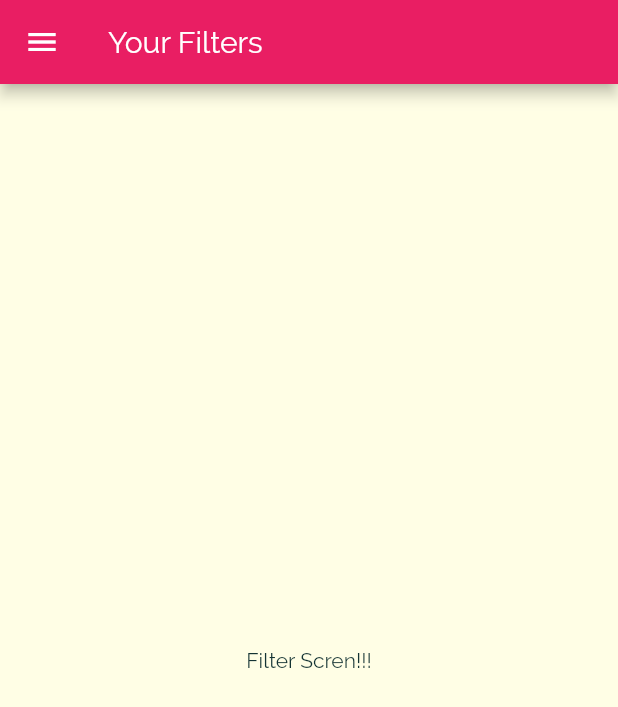
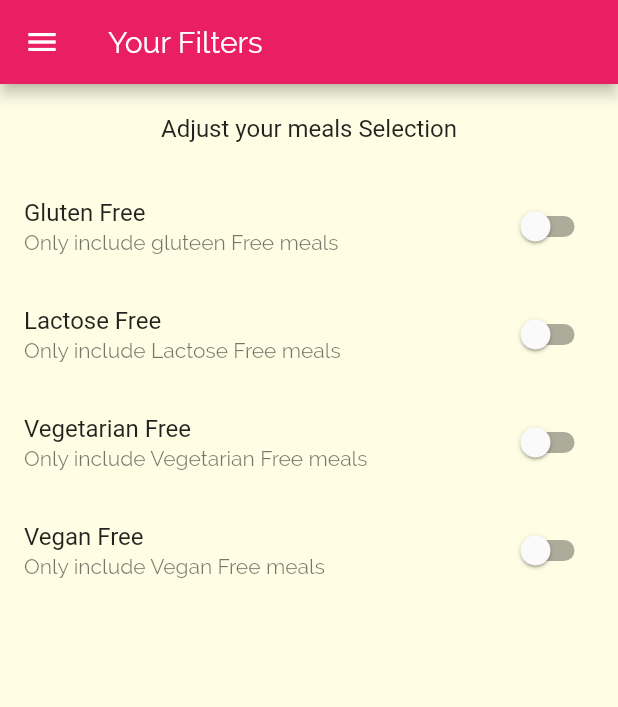
Before and after one commit to anandstephan/DishesApp, a Flutter app: the FiltersScreen screen opened by its route, on a phone screen of 412 x 824 dp. Shown: the top 707 px of the screen. Run offline on Flutter 3.47's test engine with Material 2 defaults, Android fonts, the phone set to English and light mode, and no system bars.

Commit message:
Adding Filter Screen

```diff
--- a/lib/screens/filter_screen.dart
+++ b/lib/screens/filter_screen.dart
@@ -1,14 +1,90 @@
 import 'package:flutter/material.dart';
 import 'package:mealsapp/widgets/main_drawer.dart';
 
-class FiltersScreen extends StatelessWidget {
+class FiltersScreen extends StatefulWidget {
   static const routeName = '/fiters';
+
+  @override
+  _FiltersScreenState createState() => _FiltersScreenState();
+}
+
+class _FiltersScreenState extends State<FiltersScreen> {
+  bool _glutenFree = false;
+  bool _vegetarian = false;
+  bool _vegan = false;
+  bool _lactoseFree = false;
+
+  Widget _buildSwitchListTile(String title, String description,
+      bool currenValue, Function updatedValue) {
+    return SwitchListTile(
+        value: currenValue,
+        title: Text(title),
+        subtitle: Text(description),
+        onChanged: updatedValue);
+  }
+
   @override
   Widget build(BuildContext context) {
     return Scaffold(
       appBar: AppBar(title: Text("Your Filters")),
-      body: Center(
-        child: Text("Filter Scren!!!"),
+      body: Column(
+        children: [
+          Container(
+            child: Text(
+              "Adjust your meals Selection",
+              style: Theme.of(context).textTheme.subtitle1,
+            ),
+            padding: EdgeInsets.all(20),
+          ),
+          Expanded(
+              child: Container(
+            child: ListView(
+              children: [
+                _buildSwitchListTile(
+                  "Gluten Free",
+                  'Only include gluteen Free meals',
+                  _glutenFree,
+                  (newValue) {
+                    setState(
+                      () {
+                        _glutenFree = newValue;
+                      },
+                    );
+                  },
+                ),
+                _buildSwitchListTile(
+                    "Lactose Free",
+                    'Only include Lactose Free meals',
+                    _lactoseFree, (newValue) {
+                  setState(
+                    () {
+                      _lactoseFree = newValue;
+                    },
+                  );
+                }),
+                _buildSwitchListTile(
+                    "Vegetarian Free",
+                    'Only include Vegetarian Free meals',
+                    _vegetarian, (newValue) {
+                  setState(
+                    () {
+                      _vegetarian = newValue;
+                    },
+                  );
+                }),
+                _buildSwitchListTile(
+                    "Vegan Free", 'Only include Vegan Free meals', _vegan,
+                    (newValue) {
+                  setState(
+                    () {
+                      _vegan = newValue;
+                    },
+                  );
+                })
+              ],
+            ),
+          ))
+        ],
       ),
       drawer: MainDrawer(),
     );
--- a/lib/screens/meal_detail_screen.dart
+++ b/lib/screens/meal_detail_screen.dart
@@ -79,6 +79,12 @@ class MealDetailScreen extends StatelessWidget {
           ],
         ),
       ),
+      floatingActionButton: FloatingActionButton(
+        child: Icon(Icons.delete),
+        onPressed: () {
+          Navigator.of(context).pop(mealId);
+        },
+      ),
     );
   }
 }
```
Also changed, not shown: lib/screens/category_meals_screen.dart (+41 -16 lines), lib/widgets/meal_item.dart (+12 -3 lines).
